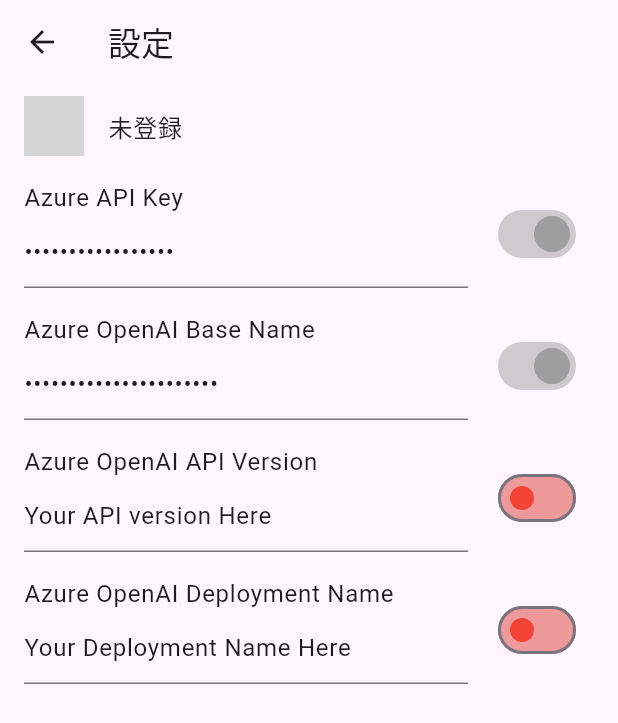
After one commit to hamatz/research_flutter, a Flutter app: the SettingsScreen screen opened directly, on a phone screen of 412 x 824 dp. The commit adds this screen. Shown: the top 723 px of the screen. Run offline on Flutter 3.47's test engine with Material 3 defaults, Android fonts, the phone set to English and light mode, and no system bars; our stand-ins replace flutter_markdown; network calls fail; grey boxes are pictures that could not be loaded.

Commit message:
設定情報の表示のための画面等を追加する下準備

```diff
--- a/lib/main.dart
+++ b/lib/main.dart
@@ -1,6 +1,6 @@
 import 'package:flutter/material.dart';
 import 'package:flutter_markdown/flutter_markdown.dart';
-import 'package:chat_sample_app/src/chat_service.dart' as cs;
+import 'package:chat_sample_app/src/services/chat_service.dart' as cs;
 
 const AZURE_OPENAI_KEY = "Azure OpenAIのアクセストークン";
 const AZURE_API_BASE_URL="ベースURL";
--- /dev/null
+++ b/lib/src/models/settings_model.dart
@@ -0,0 +1,36 @@
+import 'package:flutter/material.dart';
+import 'package:chat_sample_app/src/widgets/text_setting_item.dart';
+
+abstract class SettingItem {
+  Widget buildWidget(BuildContext context);
+}
+
+class UserProfileSettingItem extends SettingItem {
+  final String username;
+  final String imagePath;
+
+  UserProfileSettingItem({required this.username, required this.imagePath});
+
+  @override
+  Widget buildWidget(BuildContext context) {
+    return ListTile(
+      leading: CircleAvatar(
+        backgroundImage: NetworkImage(imagePath),
+      ),
+      title: Text(username),
+    );
+  }
+}
+
+class TextSettingItem extends SettingItem {
+  final String title;
+  final String? value;
+  final bool isEncrypted;
+
+  TextSettingItem({required this.title, this.value, required this.isEncrypted});
+
+  @override
+  Widget buildWidget(BuildContext context) {
+    return TextSettingItemWidget(title: title, value: value, isEncrypted: isEncrypted);
+  }
+}
--- /dev/null
+++ b/lib/src/screen/setting_view.dart
@@ -0,0 +1,28 @@
+import 'package:flutter/material.dart';
+import 'package:chat_sample_app/src/models/settings_model.dart';
+
+class SettingsScreen extends StatelessWidget {
+  SettingsScreen({super.key});
+  final List<SettingItem> settings = [
+    UserProfileSettingItem(username: "未登録", imagePath: "path/to/image"),
+    TextSettingItem(title: "Azure API Key", value: "Your API Key Here", isEncrypted: true),
+    TextSettingItem(title: "Azure OpenAI Base Name", value: "Your API BaseName Here", isEncrypted: true),
+    TextSettingItem(title: "Azure OpenAI API Version", value: "Your API version Here", isEncrypted: false),
+    TextSettingItem(title: "Azure OpenAI Deployment Name", value: "Your Deployment Name Here", isEncrypted: false),
+  ];
+
+  @override
+  Widget build(BuildContext context) {
+    return Scaffold(
+      appBar: AppBar(
+        title: const Text('設定'),
+      ),
+      body: ListView.builder(
+        itemCount: settings.length,
+        itemBuilder: (context, index) {
+          return settings[index].buildWidget(context);
+        },
+      ),
+    );
+  }
+}
--- /dev/null
+++ b/lib/src/widgets/text_setting_item.dart
@@ -0,0 +1,57 @@
+import 'package:flutter/material.dart';
+
+class TextSettingItemWidget extends StatefulWidget {
+  final String title;
+  final String? value;
+  final bool isEncrypted;
+
+  const TextSettingItemWidget({super.key, required this.title, this.value, required this.isEncrypted});
+
+  @override
+  TextSettingItemWidgetState createState() => TextSettingItemWidgetState();
+}
+
+class TextSettingItemWidgetState extends State<TextSettingItemWidget> {
+  late TextEditingController _controller;
+  late bool _isEncrypted;
+
+  @override
+  void initState() {
+    super.initState();
+    _controller = TextEditingController(text: widget.value);
+    _isEncrypted = widget.isEncrypted;
+  }
+
+  @override
+  Widget build(BuildContext context) {
+    return Column(
+      children: [
+        ListTile(
+          title: Text(widget.title),
+          trailing: Switch(
+              value: _isEncrypted,
+              onChanged: _isEncrypted ? null : (bool value) {
+              setState(() {
+                  _isEncrypted = value;
+                });
+              },
+              activeColor: Colors.blue, // トグルがONの時の色
+              inactiveThumbColor: _isEncrypted ? Colors.grey : Colors.red, // トグルがOFFの時の色、無効状態であればグレー
+              inactiveTrackColor: _isEncrypted ? Colors.grey[300] : Colors.red[200], // トラックの色も同様に
+          ),
+          subtitle: TextField(
+            controller: _controller,
+            onChanged: (newValue) {
+              if (_isEncrypted) {
+                // newValueを暗号化して表示・保存するロジックをここに実装
+              } else {
+                // 暗号化せずに保存するロジックをここに実装
+              }
+            },
+            obscureText: _isEncrypted, // パスワードのような値を隠す場合に有効
+          ),
+        ),
+      ],
+    );
+  }
+}
```
Also changed, not shown: lib/src/services/chat_service.dart (renamed from lib/src/chat_service.dart).
